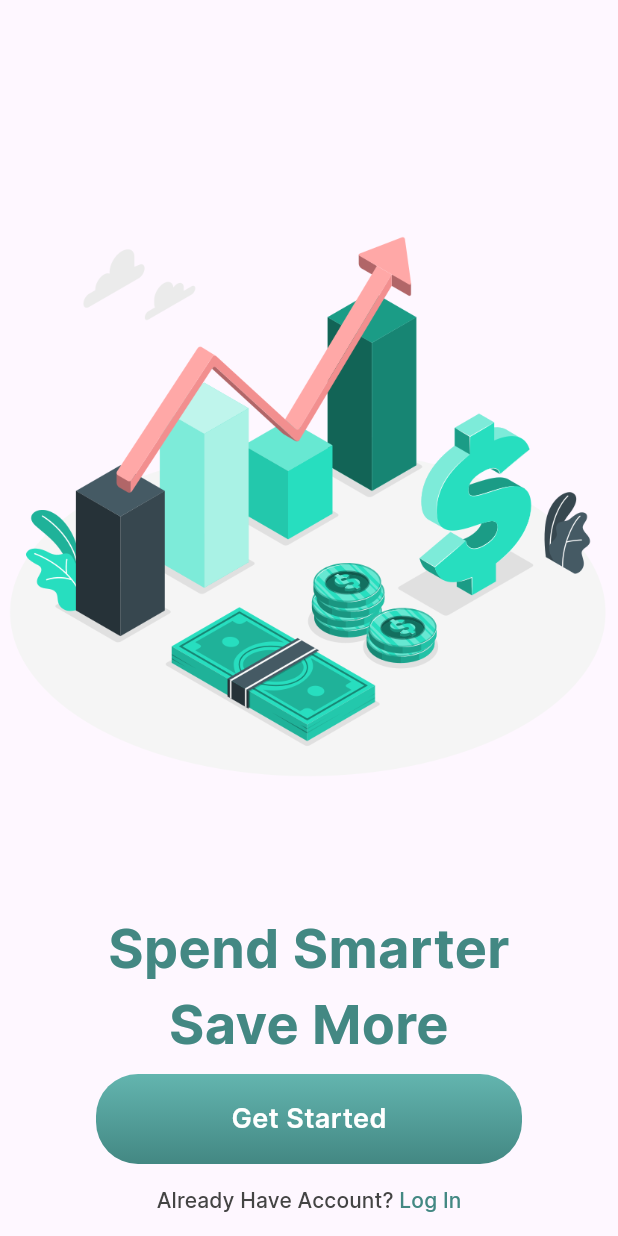
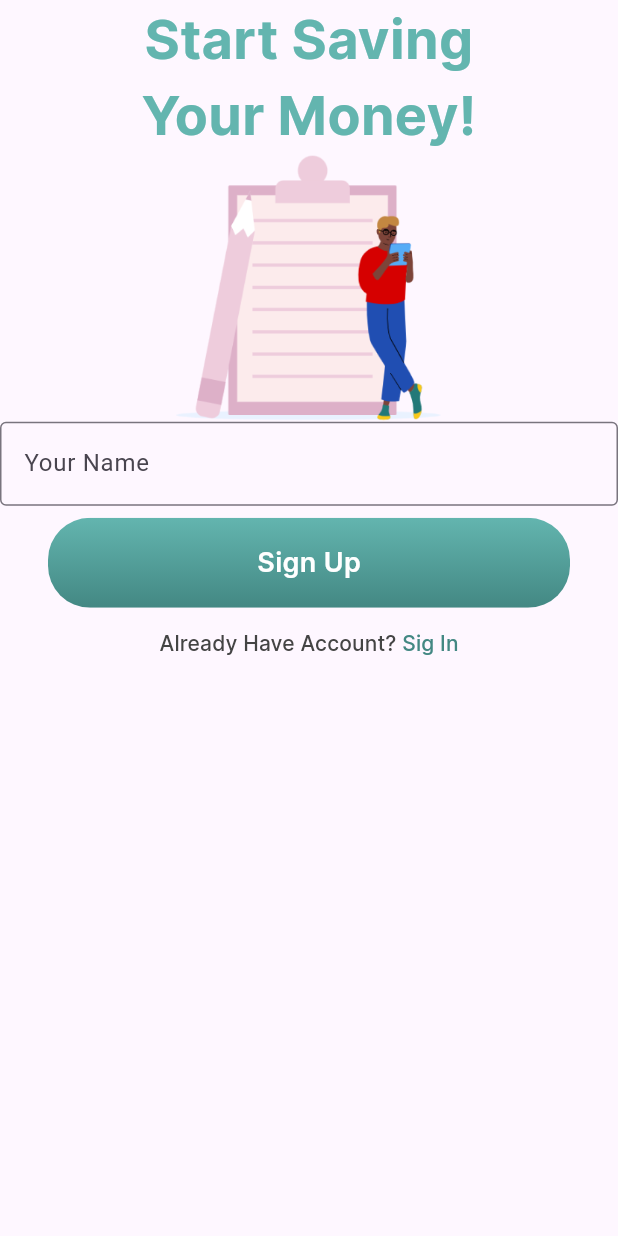
Before and after one commit to JoaoVictor-freire/finance_app, a Flutter app: the screen it shows after launch, on a phone screen of 412 x 824 dp. Run offline on Flutter 3.47's test engine with Material 3 defaults, Android fonts, the phone set to English and light mode, and no system bars.

Commit message:
newpage: beginning of sig_up page

```diff
--- a/lib/app.dart
+++ b/lib/app.dart
@@ -1,4 +1,7 @@
+import 'package:finance_app/common/constants/app_colors.dart';
+import 'package:finance_app/common/themes/defoult_theme.dart';
 import 'package:finance_app/features/onboarding/onboarding_page.dart';
+import 'package:finance_app/features/sign_up/sign_up_page.dart';
 import 'package:finance_app/features/splash/splash_page.dart';
 import 'package:flutter/material.dart';
 
@@ -7,8 +10,9 @@ class App extends StatelessWidget {
 
   @override
   Widget build(BuildContext context) {
-    return const MaterialApp(
-      home: OnboardingPage(),
+    return MaterialApp(
+      theme: defaultTheme,
+      home: SignUpPage(),
     );
   }
 }
--- /dev/null
+++ b/lib/common/themes/defoult_theme.dart
@@ -0,0 +1,9 @@
+import 'package:finance_app/common/constants/app_colors.dart';
+import 'package:flutter/material.dart';
+
+final defaultTheme = ThemeData(
+  inputDecorationTheme: const InputDecorationTheme(
+    focusedBorder: OutlineInputBorder(
+        borderSide: BorderSide(color: AppColors.greenBottom)),
+  ),
+);
--- /dev/null
+++ b/lib/features/sign_up/sign_up_page.dart
@@ -0,0 +1,68 @@
+// ignore_for_file: prefer_const_constructors
+
+import 'dart:developer';
+
+import 'package:finance_app/common/constants/app_colors.dart';
+import 'package:finance_app/common/constants/app_text_style.dart';
+import 'package:finance_app/common/widgets/first_buttom.dart';
+import 'package:finance_app/common/widgets/text_list_buttom.dart';
+import 'package:flutter/material.dart';
+
+class SignUpPage extends StatelessWidget {
+  const SignUpPage({super.key});
+
+  @override
+  Widget build(BuildContext context) {
+    return Scaffold(
+      body: ListView(
+        children: [
+          Text(
+            textAlign: TextAlign.center,
+            'Start Saving',
+            style: AppTextStyles.medium.copyWith(color: AppColors.greenTop),
+          ),
+          Text(
+            textAlign: TextAlign.center,
+            'Your Money!',
+            style: AppTextStyles.medium.copyWith(color: AppColors.greenTop),
+          ),
+          Image.asset('assets/images/sign_up.png'),
+          Form(
+              child: Column(
+            children: [
+              TextFormField(
+                decoration: InputDecoration(
+                  labelText: "Your Name",
+                  border: OutlineInputBorder(),
+                ),
+              )
+            ],
+          )),
+          Padding(
+            padding: const EdgeInsets.only(
+              left: 32.0,
+              right: 32.0,
+              top: 8.0,
+            ),
+            child: FirstButtom(
+              text: 'Sign Up',
+              onPressed: () => log('entrei'),
+            ),
+          ),
+          TextListButtom(
+            width: 200.0,
+            onPressed: () => log('funciona mizera'),
+            childrenText: [
+              Text('Already Have Account? ',
+                  style: AppTextStyles.descryption
+                      .copyWith(color: AppColors.grey)),
+              Text('Sig In',
+                  style: AppTextStyles.descryption
+                      .copyWith(color: AppColors.greenBottom)),
+            ],
+          ),
+        ],
+      ),
+    );
+  }
+}
--- a/pubspec.yaml
+++ b/pubspec.yaml
@@ -101,3 +101,4 @@ flutter:
   assets:
     - assets/images/man.png
     - assets/images/onboarding.png
+    - assets/images/sign_up.png
```
Also changed, not shown: assets/images/sign_up.png (added).
